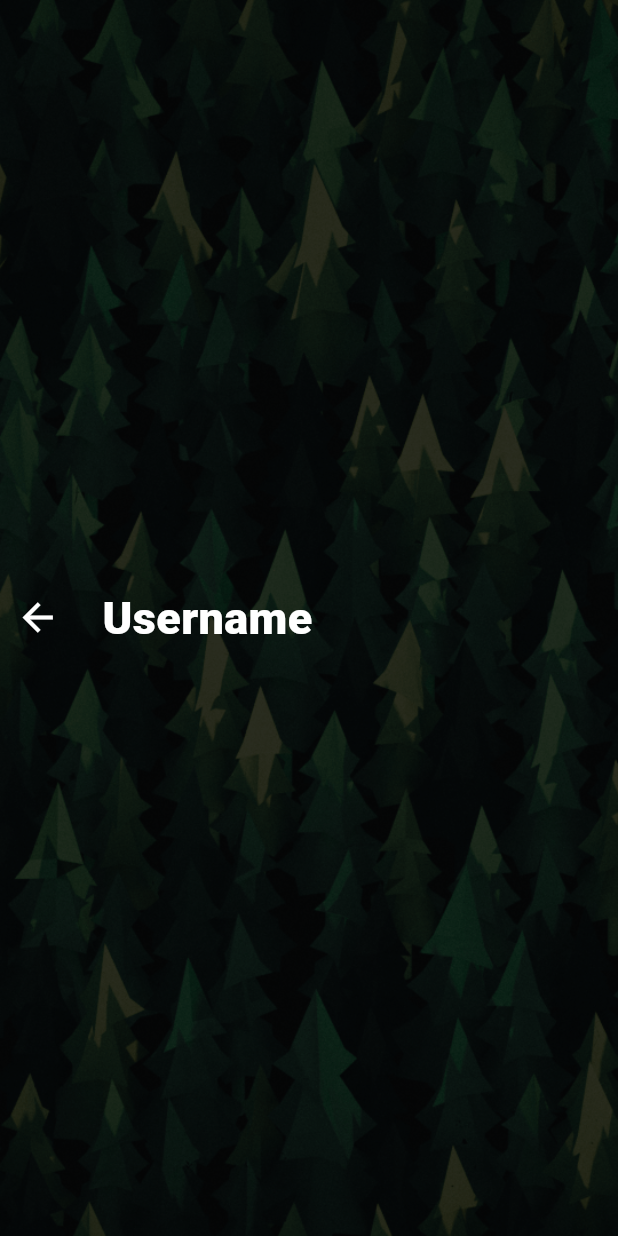
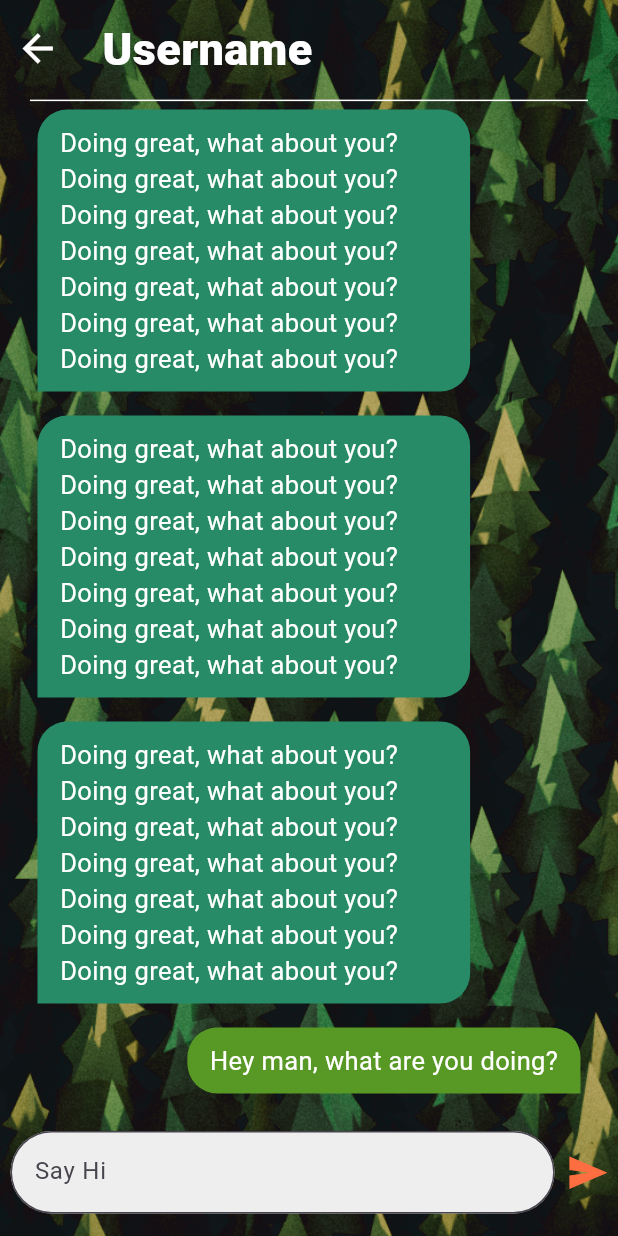
Before and after one commit to iNsoM22/chatapp, a Flutter app: the MyChatScreenUI screen opened by its route, on a phone screen of 412 x 824 dp. Run offline on Flutter 3.47's test engine with Material 3 defaults, Android fonts, the phone set to English and light mode, and no system bars.

Commit message:
Added the Screen for Message Section and its Widgets

```diff
--- a/lib/screens/chat_screen.dart
+++ b/lib/screens/chat_screen.dart
@@ -1,7 +1,11 @@
-import "package:chatapp/widgets/background_scaffold.dart";
-import "package:chatapp/widgets/buttons.dart";
-import "package:chatapp/widgets/custom_appbar.dart";
-import "package:flutter/material.dart";
+import 'package:chatapp/widgets/background_scaffold.dart';
+import 'package:chatapp/widgets/buttons.dart';
+import 'package:chatapp/widgets/custom_appbar.dart';
+import 'package:chatapp/widgets/input_text_field.dart';
+import 'package:chatapp/widgets/message.dart';
+import 'package:flutter/cupertino.dart';
+import 'package:flutter/material.dart';
+import 'package:flutter/widgets.dart';
 
 class MyChatScreenUI extends StatefulWidget {
   const MyChatScreenUI({super.key});
@@ -14,21 +18,80 @@ class _MyChatScreenUIState extends State<MyChatScreenUI> {
   @override
   Widget build(BuildContext context) {
     final double height = MediaQuery.of(context).size.height;
+    final double width = MediaQuery.of(context).size.width;
+
     return MyCustomBackgroudScaffold(
-      backgroundDarken: 0.78,
+      backgroundDarken: 0.7,
+      color: Color.fromARGB(255, 5, 46, 51),
+      blendMode: BlendMode.difference,
       child: Column(
-        mainAxisAlignment: MainAxisAlignment.center,
         children: [
           MyCustomAppBar(
-            height: height * 0.12,
+            height: height * 0.08,
             title: "Username",
             titleColor: Colors.white,
-            leadingWidget: MyAppBarButtonLayout(
+            leadingWidget: MyIconButtonLayout(
               buttonIcon: Icons.arrow_back,
               iconSize: 30,
               onClick: () => Navigator.pop(context),
             ),
-          )
+          ),
+          Divider(
+            height: 2,
+            indent: 20,
+            endIndent: 20,
+            color: Colors.white,
+          ),
+          Expanded(
+            flex: 10,
+            child: Container(
+              decoration: const BoxDecoration(
+                // color: Color.fromARGB(255, 5, 46, 51),
+                borderRadius: BorderRadius.only(
+                  topLeft: Radius.circular(35),
+                  topRight: Radius.circular(35),
+                ),
+                // backgroundBlendMode: BlendMode.difference,
+              ),
+              child: Column(
+                children: [
+                  const Expanded(
+                    flex: 10,
+                    child: Padding(
+                      padding: EdgeInsets.symmetric(horizontal: 10),
+                      child: MyMessageSectionWidget(),
+                    ),
+                  ),
+                  Padding(
+                    padding: const EdgeInsets.only(
+                        top: 2, bottom: 15, right: 7, left: 7),
+                    child: Row(
+                      children: [
+                        const Expanded(
+                          child: MyTextInputField(
+                            textHint: "Say Hi",
+                            keyboardType: TextInputType.text,
+                            obscureText: false,
+                            prefixIcon: false,
+                          ),
+                        ),
+                        const SizedBox(width: 8),
+                        MyIconButtonLayout(
+                          buttonIcon: Icons.send,
+                          iconSize: 27,
+                          iconColor: Colors.deepOrangeAccent,
+                          iconWeight: FontWeight.w800,
+                          onClick: () {
+                            // Add send message logic here
+                          },
+                        ),
+                      ],
+                    ),
+                  ),
+                ],
+              ),
+            ),
+          ),
         ],
       ),
     );
--- a/lib/widgets/buttons.dart
+++ b/lib/widgets/buttons.dart
@@ -63,8 +63,8 @@ class MyFormsButtonsLayout extends StatelessWidget {
   }
 }
 
-class MyAppBarButtonLayout extends StatelessWidget {
-  const MyAppBarButtonLayout({
+class MyIconButtonLayout extends StatelessWidget {
+  const MyIconButtonLayout({
     super.key,
     required this.buttonIcon,
     this.onClick,
--- a/lib/widgets/custom_appbar.dart
+++ b/lib/widgets/custom_appbar.dart
@@ -12,6 +12,7 @@ class MyCustomAppBar extends StatelessWidget {
     this.titleStyle = FontStyle.normal,
     this.titleSize = 30,
     this.horizontalPadding = 10,
+    this.blendMode = BlendMode.darken,
   });
 
   final double height;
@@ -23,12 +24,16 @@ class MyCustomAppBar extends StatelessWidget {
   final Widget? leadingWidget;
   final Widget? trailingWidget;
   final double horizontalPadding;
+  final BlendMode blendMode;
 
   @override
   Widget build(BuildContext context) {
     return Container(
       padding: EdgeInsets.symmetric(horizontal: horizontalPadding, vertical: 0),
-      color: color,
+      decoration: BoxDecoration(
+        backgroundBlendMode: blendMode,
+        color: color,
+      ),
       height: height,
       child: Row(
         mainAxisAlignment: MainAxisAlignment.center,
--- a/lib/widgets/input_text_field.dart
+++ b/lib/widgets/input_text_field.dart
@@ -9,17 +9,29 @@ class MyTextInputField extends StatelessWidget {
     required this.prefixIcon,
     this.onChangedFunction,
     this.imagePath,
+    this.trailingButton,
+    this.onTap,
+    this.inputFieldHeight = 55,
   });
+
   final TextInputType keyboardType;
   final String textHint;
   final bool obscureText;
   final bool? prefixIcon;
   final Function(String)? onChangedFunction;
   final String? imagePath;
+  final Widget? trailingButton;
+  final VoidCallback? onTap;
+  final double inputFieldHeight;
 
   @override
   Widget build(BuildContext context) {
-    return TextFormField(
+    return Row(
+      children: [
+        Expanded(
+          child: SizedBox(
+            height: inputFieldHeight,
+            child: TextFormField(
               keyboardType: keyboardType,
               obscureText: obscureText,
               textAlign: TextAlign.left,
@@ -28,7 +40,7 @@ class MyTextInputField extends StatelessWidget {
                 filled: true,
                 hintText: textHint,
                 fillColor: Colors.grey.shade200,
-        prefixIcon: prefixIcon == true && imagePath != null
+                prefixIcon: imagePath != null
                     ? Padding(
                         padding: const EdgeInsets.only(left: 10, right: 10),
                         child: Image.asset(
@@ -39,9 +51,22 @@ class MyTextInputField extends StatelessWidget {
                         ),
                       )
                     : null,
-        border: OutlineInputBorder(borderRadius: BorderRadius.circular(28)),
+                border:
+                    OutlineInputBorder(borderRadius: BorderRadius.circular(28)),
               ),
               onChanged: onChangedFunction,
+            ),
+          ),
+        ),
+        if (trailingButton != null)
+          Padding(
+            padding: const EdgeInsets.only(left: 7, right: 5),
+            child: GestureDetector(
+              onTap: onTap,
+              child: trailingButton!,
+            ),
+          ),
+      ],
     );
   }
 }
--- /dev/null
+++ b/lib/widgets/message.dart
@@ -0,0 +1,104 @@
+import "package:flutter/material.dart";
+
+class MyMessageSectionWidget extends StatelessWidget {
+  const MyMessageSectionWidget({super.key});
+
+  @override
+  Widget build(BuildContext context) {
+    return ListView(
+      scrollDirection: Axis.vertical,
+      reverse: true,
+      shrinkWrap: true,
+      padding: const EdgeInsets.all(15),
+      children: [
+        MyMessageBubbleWidget(
+          isMe: true,
+          message: "Hey man, what are you doing?",
+          sentTime: DateTime.now(),
+        ),
+        MyMessageBubbleWidget(
+          isMe: false,
+          message:
+              "Doing great, what about you?Doing great, what about you?Doing great, what about you?Doing great, what about you?Doing great, what about you?Doing great, what about you?Doing great, what about you?",
+          sentTime: DateTime.now(),
+        ),
+        MyMessageBubbleWidget(
+          isMe: false,
+          message:
+              "Doing great, what about you?Doing great, what about you?Doing great, what about you?Doing great, what about you?Doing great, what about you?Doing great, what about you?Doing great, what about you?",
+          sentTime: DateTime.now(),
+        ),
+        MyMessageBubbleWidget(
+          isMe: false,
+          message:
+              "Doing great, what about you?Doing great, what about you?Doing great, what about you?Doing great, what about you?Doing great, what about you?Doing great, what about you?Doing great, what about you?",
+          sentTime: DateTime.now(),
+        ),
+        MyMessageBubbleWidget(
+          isMe: false,
+          message:
+              "Doing great, what about you?Doing great, what about you?Doing great, what about you?Doing great, what about you?Doing great, what about you?Doing great, what about you?Doing great, what about you?",
+          sentTime: DateTime.now(),
+        ),
+        MyMessageBubbleWidget(
+          isMe: false,
+          message:
+              "Doing great, what about you?Doing great, what about you?Doing great, what about you?Doing great, what about you?Doing great, what about you?Doing great, what about you?Doing great, what about you?",
+          sentTime: DateTime.now(),
+        ),
+      ],
+    );
+  }
+}
+
+class MyMessageBubbleWidget extends StatelessWidget {
+  const MyMessageBubbleWidget({
+    super.key,
+    required this.isMe,
+    required this.message,
+    required this.sentTime,
+  });
+
+  final bool isMe;
+  final String message;
+  final DateTime sentTime;
+
+  @override
+  Widget build(BuildContext context) {
+    final double width = MediaQuery.of(context).size.width * 0.7;
+    const double radius = 20;
+
+    return Padding(
+      padding: const EdgeInsets.symmetric(vertical: 8),
+      child: Align(
+        alignment: isMe ? Alignment.centerRight : Alignment.centerLeft,
+        child: Container(
+          constraints: BoxConstraints(maxWidth: width),
+          padding: const EdgeInsets.symmetric(vertical: 10, horizontal: 15),
+          decoration: BoxDecoration(
+            color: isMe
+                ? const Color.fromARGB(255, 88, 152, 36)
+                : const Color.fromARGB(255, 39, 139, 103),
+            borderRadius: BorderRadius.only(
+              topLeft: const Radius.circular(radius),
+              topRight: const Radius.circular(radius),
+              bottomLeft: isMe ? const Radius.circular(radius) : Radius.zero,
+              bottomRight: isMe ? Radius.zero : const Radius.circular(radius),
+            ),
+          ),
+          child: Text(
+            message,
+            style: const TextStyle(
+              color: Colors.white,
+              fontSize: 17,
+              fontWeight: FontWeight.w400,
+              overflow: TextOverflow.ellipsis,
+            ),
+            softWrap: true,
+            maxLines: 20,
+          ),
+        ),
+      ),
+    );
+  }
+}
```
Also changed, not shown: lib/screens/account_creation_screen.dart (+45 -47 lines), lib/screens/login_screen.dart (+19 -20 lines). Lines whose indentation alone changed are shown as unchanged.
